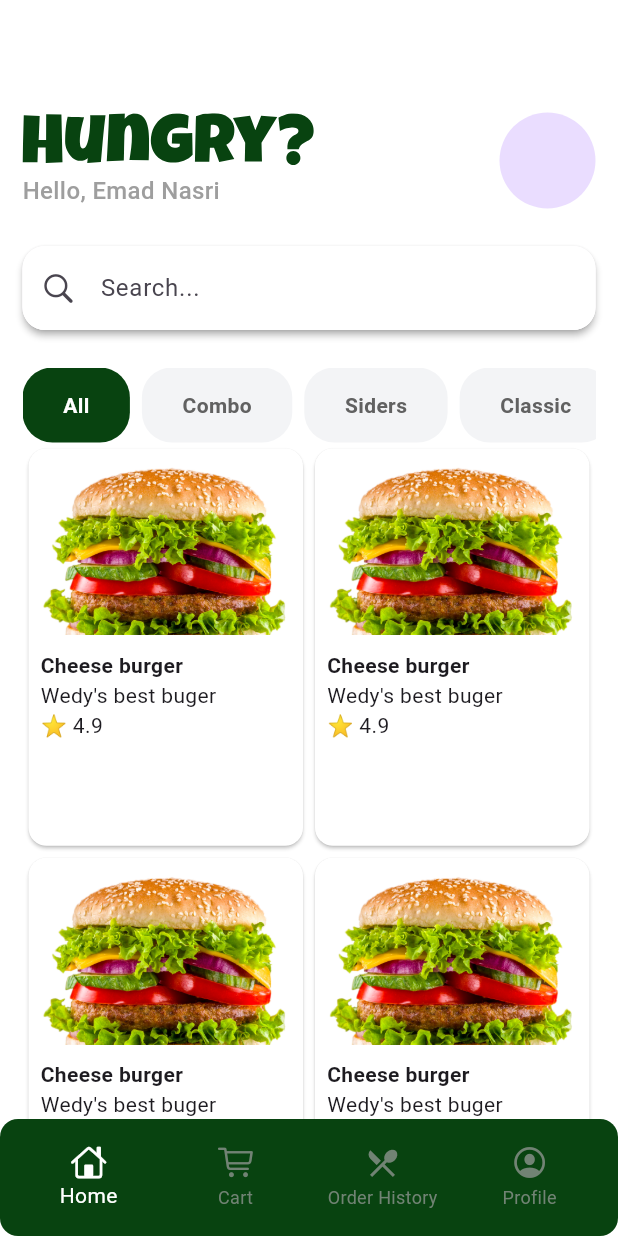
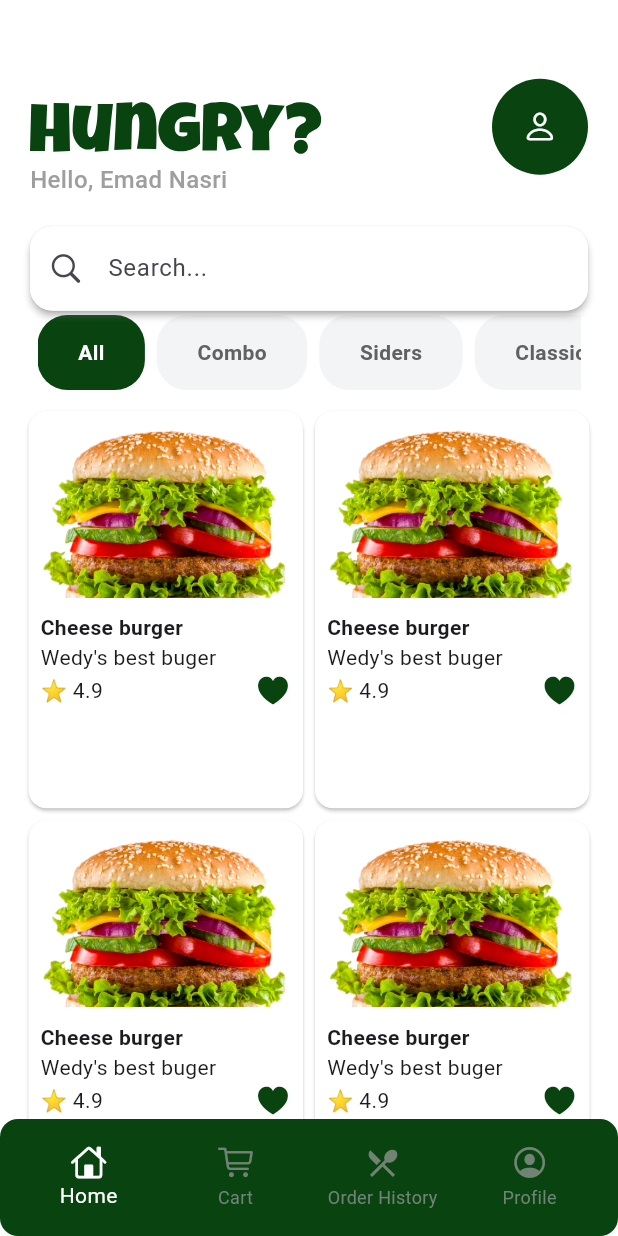
Before and after one commit to Emad-Nasri/hungry_app, a Flutter app: the screen it shows after launch, on a phone screen of 412 x 824 dp. Run offline on Flutter 3.47's test engine with Material 3 defaults, Android fonts, the phone set to English and light mode, and no system bars; our stand-ins replace flutter_svg, gap.

Commit message:
add favorite icon to card

```diff
--- a/lib/features/home/views/home_view.dart
+++ b/lib/features/home/views/home_view.dart
@@ -24,26 +24,41 @@ class _HomeViewState extends State<HomeView> {
         body: CustomScrollView(
           //بيشبه الكولوم بس اقوى منو
           slivers: [
-            //appbar
+            //header and search
+            SliverAppBar(
+              elevation: 0,
+              pinned: true,
+              floating: false,
+              scrolledUnderElevation: 0,
+              backgroundColor: Colors.white,
+              toolbarHeight: 200,
+              automaticallyImplyLeading: false,
+              flexibleSpace: Padding(
+                padding: const EdgeInsets.only(top: 38, right: 20, left: 20),
+                child: Column(
+                  children: [
+                    UserHeader(),
+                    Gap(20),
+                    //search
+                    SearchField(),
+                  ],
+                ),
+              ),
+            ),
+
+            //category
             SliverToBoxAdapter(
               child: Padding(
-                padding: const EdgeInsets.symmetric(horizontal: 15),
-                child: Column(
-                  children: [
-                    Gap(75),
-                    //header
-                    UserHeader(),
-                    Gap(25),
-                    //search
-                    SearchField(),
-                    Gap(25),
+                padding: const EdgeInsets.symmetric(
+                  horizontal: 25,
+                  vertical: 10,
+                ),
+                child:
                     //category
                     FoodCategory(
                       selectedIndex: selectedIndex,
                       category: category,
                     ),
-                  ],
-                ),
               ),
             ),
             //Grid View
--- a/lib/features/home/widgets/card_item.dart
+++ b/lib/features/home/widgets/card_item.dart
@@ -1,5 +1,7 @@
+import 'package:flutter/cupertino.dart';
 import 'package:flutter/material.dart';
 import 'package:gap/gap.dart';
+import 'package:hungry_app/core/constants/app_colors.dart';
 import 'package:hungry_app/shared/custom_text.dart';
 
 class CardItem extends StatelessWidget {
@@ -24,7 +26,13 @@ class CardItem extends StatelessWidget {
             Gap(10),
             CustomText(text: text, weight: FontWeight.bold),
             CustomText(text: desc),
-            CustomText(text: '⭐ $rate'),
+            Row(
+              children: [
+                CustomText(text: '⭐ $rate'),
+                Spacer(),
+                Icon(CupertinoIcons.heart_fill, color: AppColors.primary),
+              ],
+            ),
           ],
         ),
       ),
--- a/lib/features/home/widgets/user_header.dart
+++ b/lib/features/home/widgets/user_header.dart
@@ -13,8 +13,10 @@ class UserHeader extends StatelessWidget {
     return Row(
       children: [
         Column(
+          mainAxisAlignment: MainAxisAlignment.center,
           crossAxisAlignment: CrossAxisAlignment.start,
           children: [
+            Gap(30),
             SvgPicture.asset(
               'assets/logo/logo.svg',
               color: AppColors.primary,
@@ -30,7 +32,11 @@ class UserHeader extends StatelessWidget {
           ],
         ),
         Spacer(),
-        CircleAvatar(radius: 32),
+        CircleAvatar(
+          radius: 32,
+          backgroundColor: AppColors.primary,
+          child: Icon(CupertinoIcons.person, color: Colors.white),
+        ),
       ],
     );
   }
```
